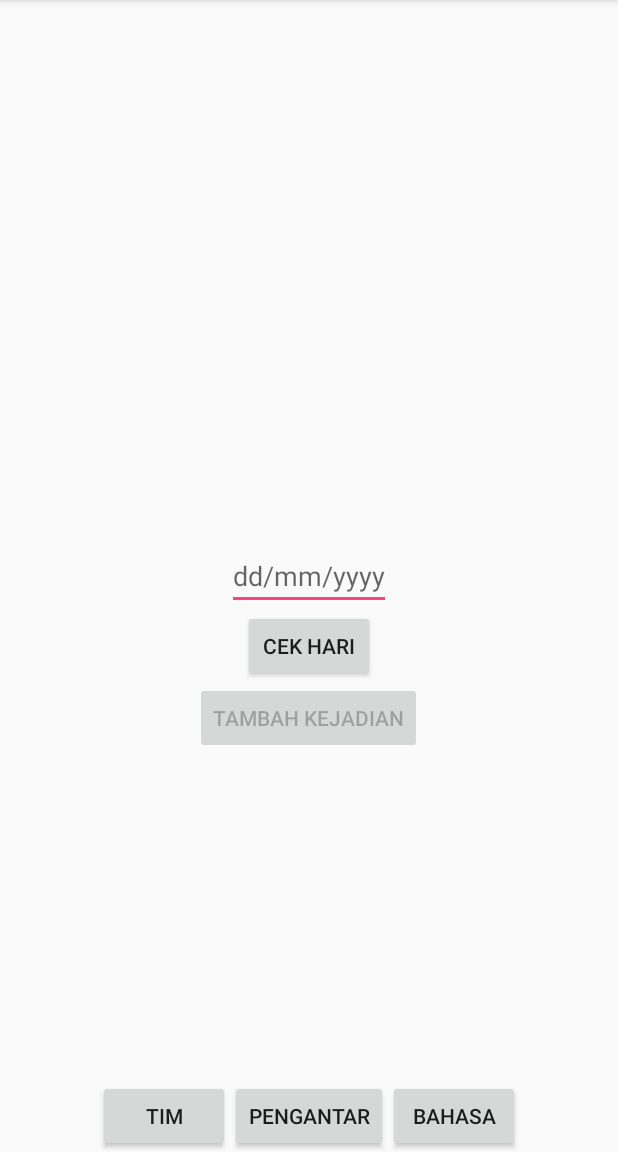
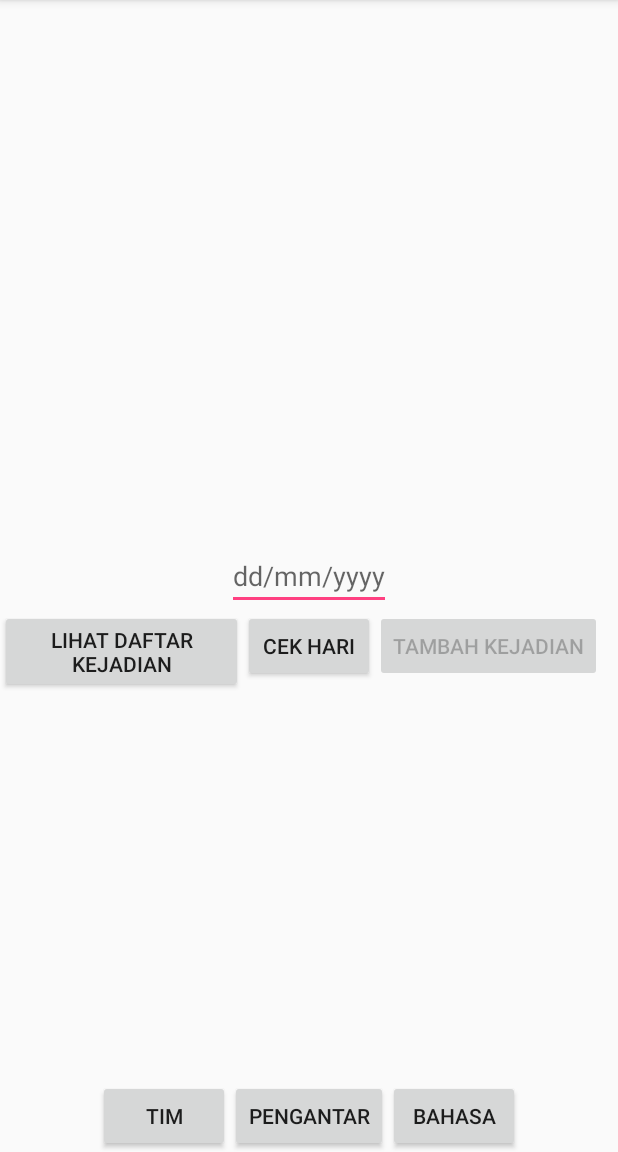
Before and after one commit to dickynovanto1103/PerpetualCalendar, an Android app: the MainActivity screen opened directly, with no data from a screen before it, on a phone screen of 412 x 824 dp, the part 84-1236 px from its top. Run offline under Robolectric (Android 15) with nearby library versions, the phone set to English and light mode, and no system bars.

Commit message:
add help, event list (not done yet)

```diff
--- a/app/src/main/java/com/example/dickynovanto1103/perpetualcalendar/Activity/IntroductionActivity.java
+++ b/app/src/main/java/com/example/dickynovanto1103/perpetualcalendar/Activity/IntroductionActivity.java
@@ -27,7 +27,7 @@ public class IntroductionActivity extends AppCompatActivity {
     }
 
     public void goToMainActivity(View v) {
-        Intent intent = new Intent(getApplicationContext(), MainActivity.class);
+        Intent intent = new Intent(getApplicationContext(), HelpActivity.class);
         startActivity(intent);
     }
 
--- a/app/src/main/java/com/example/dickynovanto1103/perpetualcalendar/Activity/MainActivity.java
+++ b/app/src/main/java/com/example/dickynovanto1103/perpetualcalendar/Activity/MainActivity.java
@@ -19,7 +19,7 @@ import java.util.Date;
 
 public class MainActivity extends AppCompatActivity {
     EditText dateInput;
-    Button submit, addEvent, teamButton, introButton, languageButton;
+    Button submit, addEvent, teamButton, introButton, languageButton, seeEvents;
     TextView dayDisplayer, perpetualCounting;
     Date date;
     String[] days;
@@ -46,6 +46,7 @@ public class MainActivity extends AppCompatActivity {
         dayDisplayer = findViewById(R.id.dayDisplayer);
         perpetualCounting = findViewById(R.id.perpetualCounting);
         addEvent = findViewById(R.id.addEventButton);
+        seeEvents = findViewById(R.id.see_event_list);
     }
 
     private void setView() {
@@ -55,6 +56,7 @@ public class MainActivity extends AppCompatActivity {
         setLanguageButton();
         setTeamButton();
         setAddEventButton();
+        setSeeEventButton();
     }
 
     private void setDays() {
@@ -115,6 +117,16 @@ public class MainActivity extends AppCompatActivity {
         addEvent.setText(content);
     }
 
+    private void setSeeEventButton() {
+        String content;
+        if(language.getBahasa() == 0){
+            content = "See events";
+        }else{
+            content = "Lihat daftar kejadian";
+        }
+        seeEvents.setText(content);
+    }
+
     public void show(String text, int color) {
         dayDisplayer.setText(text);
         dayDisplayer.setTextColor(color);
@@ -137,6 +149,12 @@ public class MainActivity extends AppCompatActivity {
 
     public void goToAddEventPage(View v) {
         Intent intent = new Intent(getApplicationContext(), AddEventActivity.class);
+        intent.putExtra("date", dateInput.getText().toString());
+        startActivity(intent);
+    }
+
+    public void goToEventListActivity(View v) {
+        Intent intent = new Intent(getApplicationContext(), EventListActivity.class);
         startActivity(intent);
     }
 
--- a/app/src/main/res/layout/activity_main.xml
+++ b/app/src/main/res/layout/activity_main.xml
@@ -23,15 +23,26 @@
         android:layout_centerHorizontal="true"
         android:text="@string/cek_hari"
         android:onClick="getDay" />
+
     <Button
         android:id="@+id/addEventButton"
         android:layout_width="wrap_content"
         android:layout_height="wrap_content"
-        android:layout_below="@+id/button"
+        android:layout_toRightOf="@+id/button"
+        android:layout_below="@id/dateBox"
         android:layout_centerInParent="true"
-        android:layout_centerVertical="true"
         android:enabled="false"
-        android:onClick="goToAddEventPage" />
+        android:onClick="goToAddEventPage"
+        android:text="Add Event" />
+    <Button
+        android:id="@+id/see_event_list"
+        android:layout_width="wrap_content"
+        android:layout_height="wrap_content"
+        android:text="See Events"
+        android:layout_toLeftOf="@+id/button"
+        android:layout_centerInParent="true"
+        android:layout_below="@id/dateBox"
+        android:onClick="goToEventListActivity" />
     <TextView
         android:id="@+id/dayDisplayer"
         android:layout_width="wrap_content"
```
Also changed, not shown: app/src/main/AndroidManifest.xml (+9 -1 lines), app/src/main/java/com/example/dickynovanto1103/perpetualcalendar/Activity/AddEventActivity.java (+33 -1 lines), app/src/main/java/com/example/dickynovanto1103/perpetualcalendar/Activity/EventListActivity.java (added, +64 -0 lines), app/src/main/java/com/example/dickynovanto1103/perpetualcalendar/Activity/HelpActivity.java (added, +62 -0 lines), app/src/main/java/com/example/dickynovanto1103/perpetualcalendar/Database/DatabaseHelper.java (+11 -4 lines), app/src/main/res/layout/activity_add_event.xml (+8 -2 lines), app/src/main/res/layout/activity_event_list.xml (added, +14 -0 lines), app/src/main/res/layout/activity_help.xml (added, +28 -0 lines).
